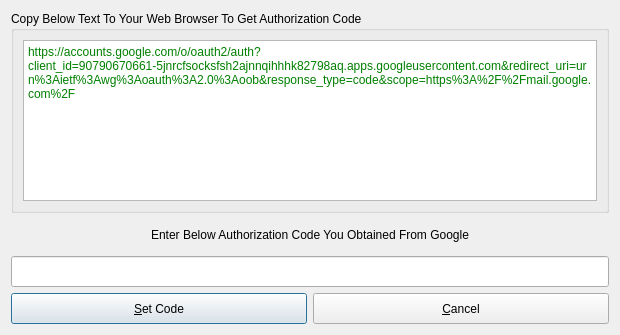
First picture: the form in src/gmailauthorization.ui, repository mhogomchungu/qCheckGMail, before the edit.
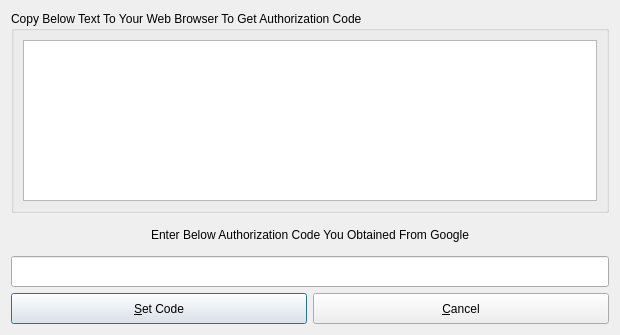
Second picture: the form after the edit.

Commit message: make clientID and client secret configurable

```diff
--- a/src/gmailauthorization.ui
+++ b/src/gmailauthorization.ui
@@ -28,13 +28,6 @@
         <property name="readOnly">
          <bool>true</bool>
         </property>
-        <property name="html">
-         <string>&lt;!DOCTYPE HTML PUBLIC &quot;-//W3C//DTD HTML 4.0//EN&quot; &quot;http://www.w3.org/TR/REC-html40/strict.dtd&quot;&gt;
-&lt;html&gt;&lt;head&gt;&lt;meta name=&quot;qrichtext&quot; content=&quot;1&quot; /&gt;&lt;style type=&quot;text/css&quot;&gt;
-p, li { white-space: pre-wrap; }
-&lt;/style&gt;&lt;/head&gt;&lt;body style=&quot; font-family:'Sans Serif'; font-size:9pt; font-weight:400; font-style:normal;&quot;&gt;
-&lt;p style=&quot; margin-top:0px; margin-bottom:0px; margin-left:0px; margin-right:0px; -qt-block-indent:0; text-indent:0px;&quot;&gt;&lt;span style=&quot; color:#008000;&quot;&gt;https://accounts.google.com/o/oauth2/auth?client_id=90790670661-5jnrcfsocksfsh2ajnnqihhhk82798aq.apps.googleusercontent.com&amp;amp;redirect_uri=urn%3Aietf%3Awg%3Aoauth%3A2.0%3Aoob&amp;amp;response_type=code&amp;amp;scope=https%3A%2F%2Fmail.google.com%2F&lt;/span&gt;&lt;/p&gt;&lt;/body&gt;&lt;/html&gt;</string>
-        </property>
        </widget>
       </item>
      </layout>
```
The commit also changes 2 other files.
